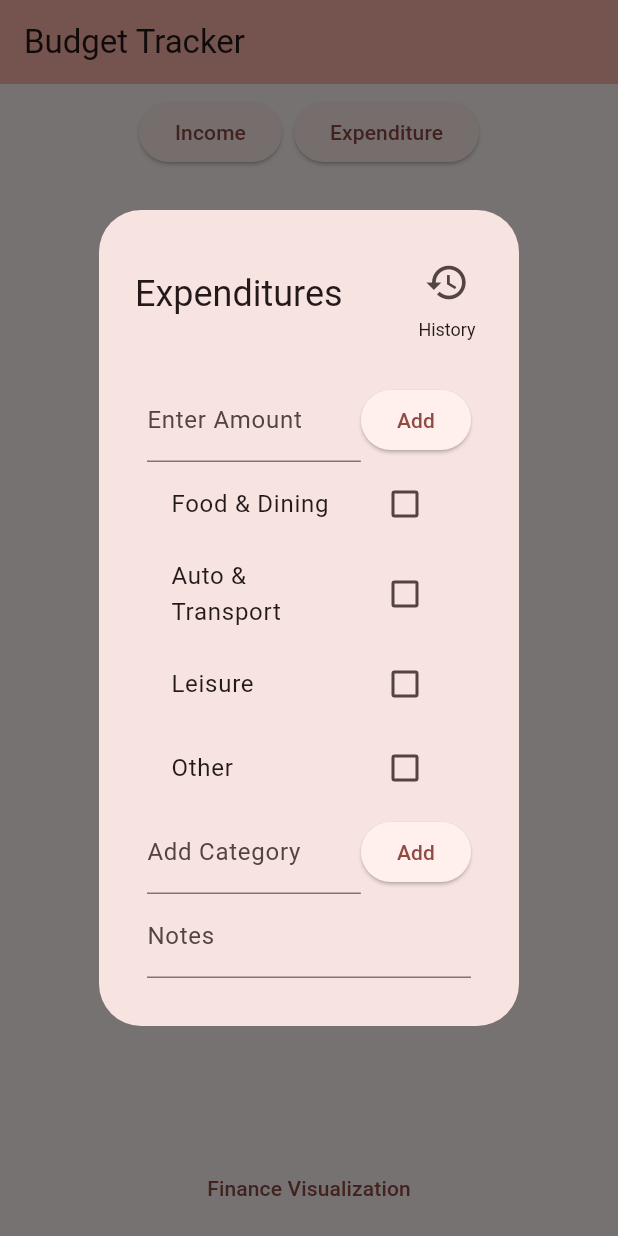
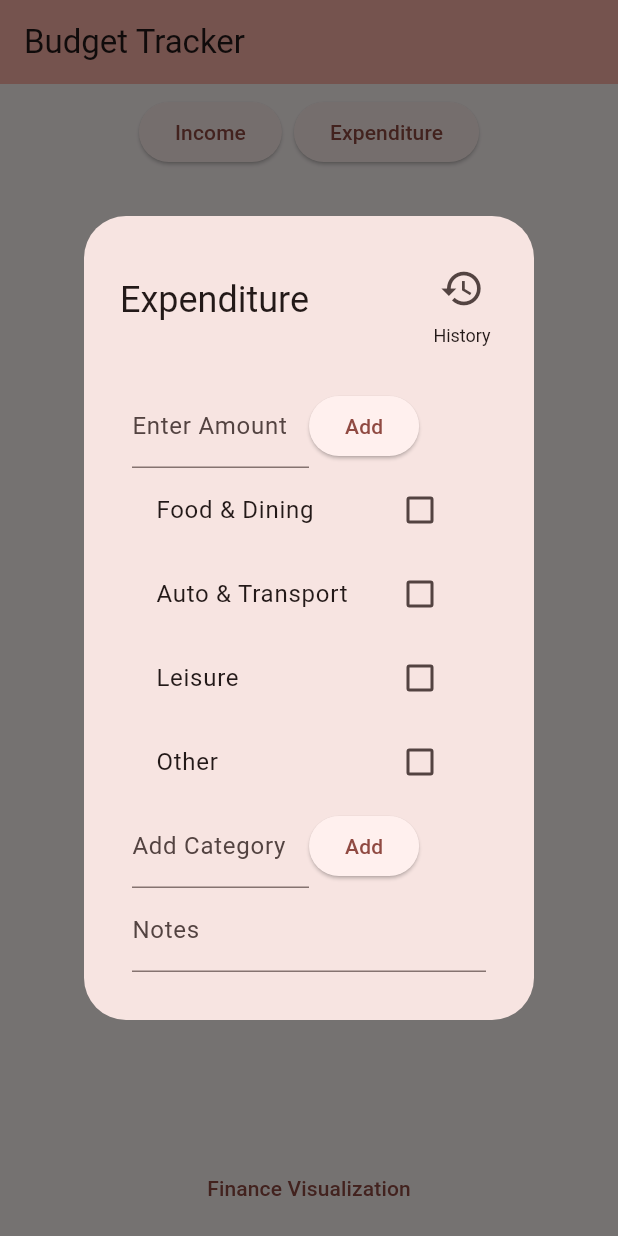
Before and after one commit to AlvaroEPena/4250-Budget_App, a Flutter app: the screen it shows after launch, after a tap on "Expenditure", on a phone screen of 412 x 824 dp. Run offline on Flutter 3.47's test engine with Material 3 defaults, Android fonts, the phone set to English and light mode, and no system bars; our stand-ins replace hive, hive_flutter; accounts and stored records are empty.

Commit message:
Fixed both horizontal and vertical overflows on income and expenditure dialogs. Added/fixed visualization page redirect.

```diff
--- a/lib/expenditureDialog.dart
+++ b/lib/expenditureDialog.dart
@@ -26,10 +26,8 @@ class _ExpenditureDialogState extends State<ExpenditureDialog> {
       title: Row(
         mainAxisAlignment: MainAxisAlignment.spaceBetween, // Aligns children to the start and end of the row
         children: [
-          const Text('Expenditures'),
-          Column(
-            children: [
-              IconButton(
+              const Expanded(child: Text('Expenditure')),
+              Flexible( child: Column(children: [IconButton(
                 onPressed: () {
                   Navigator.push(
                     context,
@@ -46,9 +44,8 @@ class _ExpenditureDialogState extends State<ExpenditureDialog> {
                 style: TextStyle(fontSize: 12),
               ),
             ],
-          ),
-        ],
-      ),
+
+      ))]),
       content: Padding(
         padding: const EdgeInsets.all(8.0),
         child: Column(
@@ -72,7 +69,7 @@ class _ExpenditureDialogState extends State<ExpenditureDialog> {
                   ],
                 ),
               ),
-              ElevatedButton(
+              Flexible( child: ElevatedButton(
                 onPressed: () {
                   if (amount.isNotEmpty) {
                     saveExpenseLog(double.parse(amount), DateTime.now(), notes, selectedCategory, recurring);
@@ -81,7 +78,7 @@ class _ExpenditureDialogState extends State<ExpenditureDialog> {
                 },
                 child: const Text('Add'),
               ),
-            ],),
+              )],),
             Column(
               children: widget.expendCategories.map((category) {
                 return CheckboxListTile(
@@ -112,7 +109,7 @@ class _ExpenditureDialogState extends State<ExpenditureDialog> {
                     ),
                   ),
                 ),
-                ElevatedButton(
+                Flexible(child: ElevatedButton(
                   key: const Key('addCategoryButton'),
                   onPressed: () {
                     if (newCategory.isNotEmpty) {
@@ -124,7 +121,7 @@ class _ExpenditureDialogState extends State<ExpenditureDialog> {
                   },
                   child: const Text('Add'),
                 ),
-              ],
+                )],
             ),
             TextFormField(
               key: const Key('notesTextField'),
--- a/lib/main.dart
+++ b/lib/main.dart
@@ -47,7 +47,7 @@ class MyApp extends StatelessWidget {
         colorScheme: ColorScheme.fromSeed(seedColor: Colors.red),
         useMaterial3: true,
       ),
-      home: MyHomePage(title: 'Budget Tracker', expendCategories: ['Food & Dining', 'Auto & Transport','Leisure', 'Other'], incomeCategories: ['Job', 'Ebay', 'Gift']),
+      home: const MyHomePage(title: 'Budget Tracker', expendCategories: ['Food & Dining', 'Auto & Transport','Leisure', 'Other'], incomeCategories: ['Job', 'Ebay', 'Gift']),
     );
   }
 }
@@ -77,8 +77,12 @@ class _MyHomePageState extends State<MyHomePage> {
         alignment: MainAxisAlignment.center,
         children: [
           TextButton( onPressed: () {
-            const visualizationsPage();
-          },
+              Navigator.push(
+                context,
+                MaterialPageRoute(
+                  builder: (context) => const visualizationsPage(),
+                ),
+                );},
               child: const Text('Finance Visualization'))
         ],
       ),
--- a/lib/visualizationsPage.dart
+++ b/lib/visualizationsPage.dart
@@ -13,10 +13,10 @@ class _visualizationsPage extends State<visualizationsPage> {
   @override
   Widget build(BuildContext context) {
     return Scaffold(
-      appBar: AppBar(title: Text('Visualizations')),
-      body: const Column(
+      appBar: AppBar(title: const Text('Visualizations')),
+      body: const Center( child:Column(
           children: [Text('Graphs'), Text('Charts')]
       )
-    );
+    ));
   }
 }
```
Also changed, not shown: lib/incomeDialog.dart (+7 -7 lines).
